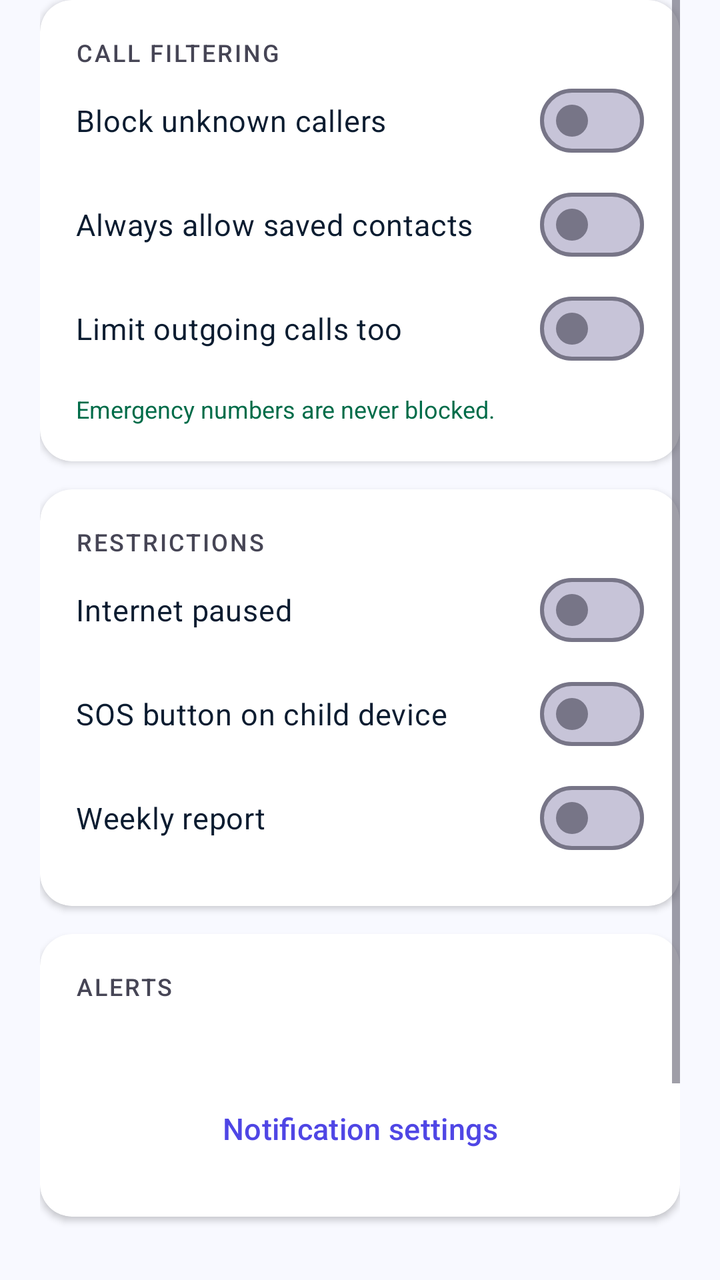
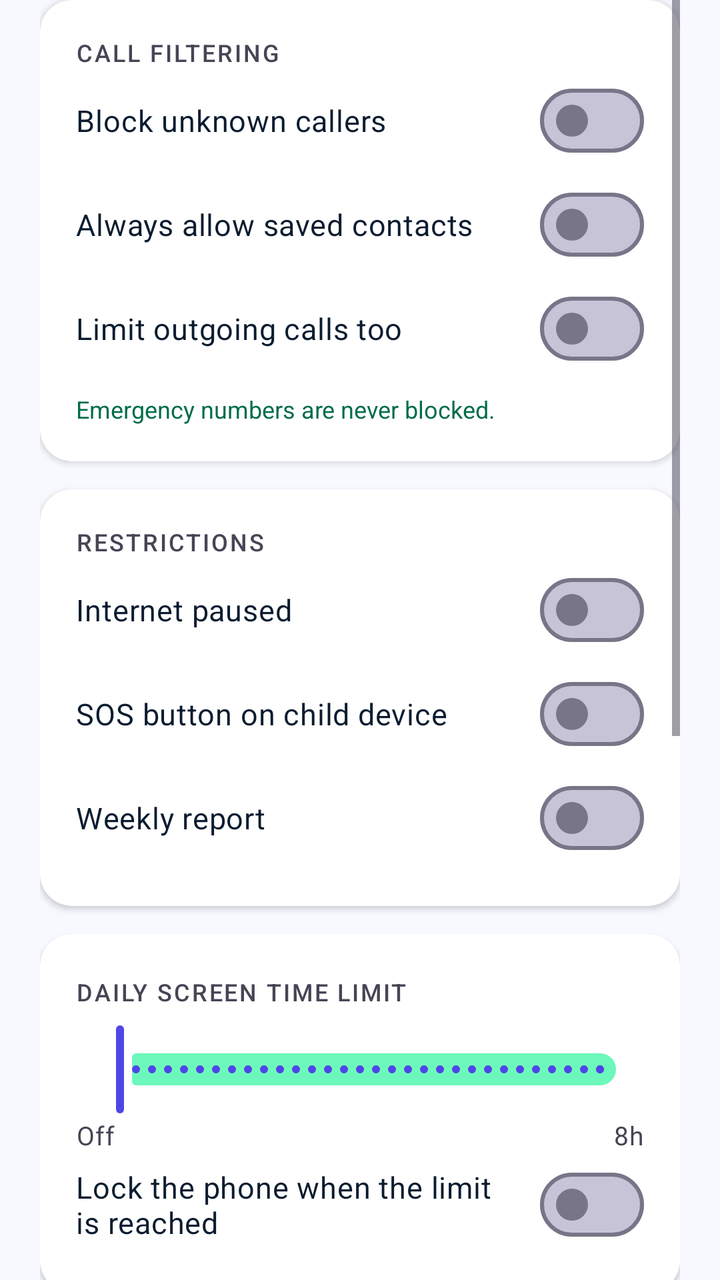

Two renders of the same Android screen: before a commit and after it. Below are the layout's source before the change and the commit's diff.
<!-- AndroidManifest.xml: application theme Theme.BeaverGuardian -->
<!-- res/layout/fragment_settings_tab.xml -->
<?xml version="1.0" encoding="utf-8"?>
<ScrollView xmlns:android="http://schemas.android.com/apk/res/android"
    android:layout_width="match_parent" android:layout_height="match_parent"
    android:clipToPadding="false"
    android:paddingStart="20dp" android:paddingEnd="20dp" android:paddingBottom="20dp">
    <LinearLayout android:layout_width="match_parent" android:layout_height="wrap_content"
        android:orientation="vertical">

        
        <androidx.cardview.widget.CardView style="@style/Card.Guardian"
            android:layout_width="match_parent" android:layout_height="wrap_content">
            <LinearLayout android:layout_width="match_parent" android:layout_height="wrap_content"
                android:orientation="vertical" android:padding="18dp">
                <TextView style="@style/Text.SectionLabel" android:layout_width="wrap_content"
                    android:layout_height="wrap_content" android:text="Call filtering" />
                <com.google.android.material.materialswitch.MaterialSwitch
                    android:id="@+id/swCallFilter" style="@style/Switch.Guardian"
                    android:layout_width="match_parent" android:layout_height="wrap_content"
                    android:text="Block unknown callers" />
                <com.google.android.material.materialswitch.MaterialSwitch
                    android:id="@+id/swAllowContacts" style="@style/Switch.Guardian"
                    android:layout_width="match_parent" android:layout_height="wrap_content"
                    android:text="Always allow saved contacts" />
                <com.google.android.material.materialswitch.MaterialSwitch
                    android:id="@+id/swOutgoing" style="@style/Switch.Guardian"
                    android:layout_width="match_parent" android:layout_height="wrap_content"
                    android:text="Limit outgoing calls too" />
                <TextView android:layout_width="match_parent" android:layout_height="wrap_content"
                    android:text="Emergency numbers are never blocked."
                    android:textSize="12sp" android:textColor="@color/secondary_dark"
                    android:paddingTop="6dp" />
            </LinearLayout>
        </androidx.cardview.widget.CardView>

        
        <androidx.cardview.widget.CardView style="@style/Card.Guardian"
            android:layout_width="match_parent" android:layout_height="wrap_content">
            <LinearLayout android:layout_width="match_parent" android:layout_height="wrap_content"
                android:orientation="vertical" android:padding="18dp">
                <TextView style="@style/Text.SectionLabel" android:layout_width="wrap_content"
                    android:layout_height="wrap_content" android:text="Restrictions" />
                <com.google.android.material.materialswitch.MaterialSwitch
                    android:id="@+id/swInternet" style="@style/Switch.Guardian"
                    android:layout_width="match_parent" android:layout_height="wrap_content"
                    android:text="Internet paused" />
                <com.google.android.material.materialswitch.MaterialSwitch
                    android:id="@+id/swSos" style="@style/Switch.Guardian"
                    android:layout_width="match_parent" android:layout_height="wrap_content"
                    android:text="SOS button on child device" />
                <com.google.android.material.materialswitch.MaterialSwitch
                    android:id="@+id/swWeekly" style="@style/Switch.Guardian"
                    android:layout_width="match_parent" android:layout_height="wrap_content"
                    android:text="Weekly report" />
            </LinearLayout>
        </androidx.cardview.widget.CardView>

        
        <androidx.cardview.widget.CardView style="@style/Card.Guardian"
            android:layout_width="match_parent" android:layout_height="wrap_content">
            <LinearLayout android:layout_width="match_parent" android:layout_height="wrap_content"
                android:orientation="vertical" android:padding="18dp">
                <TextView style="@style/Text.SectionLabel" android:layout_width="wrap_content"
                    android:layout_height="wrap_content" android:text="Alerts" />
                <TextView android:id="@+id/tvNotifState" style="@style/Text.Body"
                    android:layout_width="match_parent" android:layout_height="wrap_content"
                    android:textSize="14sp" android:paddingTop="8dp" />
                <Button android:id="@+id/btnNotifSettings" style="@style/Button.Outline"
                    android:layout_width="match_parent" android:layout_height="wrap_content"
                    android:text="Notification settings" android:layout_marginTop="10dp" />
            </LinearLayout>
        </androidx.cardview.widget.CardView>

        <Button android:id="@+id/btnAdvanced" style="@style/Button.Outline"
            android:layout_width="match_parent" android:layout_height="wrap_content"
            android:text="Numbers, safe zones and schedule" android:layout_marginBottom="10dp" />

        <Button android:id="@+id/btnAbout" style="@style/Button.Text"
            android:layout_width="match_parent" android:layout_height="wrap_content"
            android:text="About" />
    </LinearLayout>
</ScrollView>
<!-- resources referenced by this layout -->
<resources>
  <color name="secondary_dark">#006C49</color>
  <style name="Button.Outline" parent="Widget.Material3.Button.OutlinedButton">
          <item name="android:fontFamily">sans-serif-medium</item>
          <item name="android:textColor">@color/primary</item>
          <item name="strokeColor">@color/primary</item>
          <item name="cornerRadius">24dp</item>
          <item name="android:minHeight">52dp</item>
          <item name="android:textSize">15sp</item>
          <item name="android:textAllCaps">false</item>
          <item name="iconTint">@color/primary</item>
      </style>
  <style name="Button.Text" parent="Widget.Material3.Button.TextButton">
          <item name="android:fontFamily">sans-serif-medium</item>
          <item name="android:textColor">@color/primary</item>
          <item name="android:textAllCaps">false</item>
          <item name="android:textSize">14sp</item>
      </style>
  <style name="Card.Guardian" parent="Widget.Material3.CardView.Elevated">
          <item name="cardCornerRadius">16dp</item>
          <item name="cardElevation">2dp</item>
          <item name="cardBackgroundColor">@color/surface_card</item>
          <item name="android:layout_marginBottom">14dp</item>
      </style>
  <style name="Switch.Guardian" parent="Widget.Material3.CompoundButton.MaterialSwitch">
          <item name="android:fontFamily">sans-serif</item>
          <item name="android:textColor">@color/on_surface</item>
          <item name="android:textSize">15sp</item>
          <item name="android:minHeight">52dp</item>
          <item name="thumbTint">@color/switch_thumb</item>
          <item name="trackTint">@color/switch_track</item>
      </style>
  <style name="Text.Body" parent="TextAppearance.Material3.BodyMedium">
          <item name="android:fontFamily">sans-serif</item>
          <item name="android:textSize">16sp</item>
          <item name="android:textColor">@color/on_surface</item>
          <item name="android:lineSpacingExtra">4sp</item>
      </style>
  <style name="Text.SectionLabel" parent="TextAppearance.Material3.LabelSmall">
          <item name="android:fontFamily">sans-serif-medium</item>
          <item name="android:textSize">12sp</item>
          <item name="android:textColor">@color/on_surface_variant</item>
          <item name="android:letterSpacing">0.08</item>
          <item name="android:textAllCaps">true</item>
      </style>
  <color name="primary">#4F46E5</color>
  <color name="surface_card">#FFFFFF</color>
  <color name="on_surface">#0B1C30</color>
  <color name="on_surface_variant">#464555</color>
  <color name="on_primary">#FFFFFF</color>
  <color name="primary_container">#E2DFFF</color>
  <color name="on_primary_container">#0F0069</color>
  <color name="secondary">#10B981</color>
  <color name="on_secondary">#FFFFFF</color>
  <color name="secondary_container">#6CF8BB</color>
  <color name="on_secondary_container">#00714D</color>
  <color name="tertiary">#F59E0B</color>
  <color name="on_tertiary">#FFFFFF</color>
  <color name="error">#BA1A1A</color>
  <color name="on_error">#FFFFFF</color>
  <color name="background">#F8F9FF</color>
  <color name="outline">#777587</color>
  <!-- unchanged entries left out for length: 1 -->
</resources>

<!-- the commit's change to res/layout/fragment_settings_tab.xml (unified diff, before → after) -->
@@ -59,6 +59,61 @@
             android:layout_width="match_parent" android:layout_height="wrap_content">
             <LinearLayout android:layout_width="match_parent" android:layout_height="wrap_content"
                 android:orientation="vertical" android:padding="18dp">
+                <LinearLayout android:layout_width="match_parent" android:layout_height="wrap_content"
+                    android:orientation="horizontal" android:gravity="center_vertical">
+                    <TextView style="@style/Text.SectionLabel" android:layout_width="0dp"
+                        android:layout_weight="1" android:layout_height="wrap_content"
+                        android:text="Daily screen time limit" />
+                    <TextView android:id="@+id/tvLimitValue" android:layout_width="wrap_content"
+                        android:layout_height="wrap_content" android:textSize="16sp"
+                        android:textStyle="bold" android:textColor="@color/primary" />
+                </LinearLayout>
+                <com.google.android.material.slider.Slider android:id="@+id/sliderLimit"
+                    android:layout_width="match_parent" android:layout_height="wrap_content"
+                    android:valueFrom="0" android:valueTo="480" android:stepSize="15"
+                    android:layout_marginTop="4dp" />
+                <LinearLayout android:layout_width="match_parent" android:layout_height="wrap_content"
+                    android:orientation="horizontal">
+                    <TextView style="@style/Text.Caption" android:layout_width="0dp"
+                        android:layout_weight="1" android:layout_height="wrap_content"
+                        android:text="Off" />
+                    <TextView style="@style/Text.Caption" android:layout_width="wrap_content"
+                        android:layout_height="wrap_content" android:text="8h" />
+                </LinearLayout>
+                <com.google.android.material.materialswitch.MaterialSwitch
+                    android:id="@+id/swLockAtLimit" style="@style/Switch.Guardian"
+                    android:layout_width="match_parent" android:layout_height="wrap_content"
+                    android:text="Lock the phone when the limit is reached" />
+            </LinearLayout>
+        </androidx.cardview.widget.CardView>
+
+        
+        <androidx.cardview.widget.CardView style="@style/Card.Guardian"
+            android:layout_width="match_parent" android:layout_height="wrap_content">
+            <LinearLayout android:layout_width="match_parent" android:layout_height="wrap_content"
+                android:orientation="vertical" android:padding="18dp">
+                <TextView style="@style/Text.SectionLabel" android:layout_width="wrap_content"
+                    android:layout_height="wrap_content" android:text="Apps on the child phone" />
+                <EditText android:id="@+id/etAppSearch"
+                    android:layout_width="match_parent" android:layout_height="wrap_content"
+                    android:hint="Search apps" android:inputType="text" android:maxLines="1"
+                    android:background="@color/surface_container_low" android:padding="12dp"
+                    android:textSize="14sp" android:textColor="@color/on_surface"
+                    android:layout_marginTop="10dp" android:importantForAutofill="no" />
+                <TextView android:id="@+id/tvAppsHint" style="@style/Text.Caption"
+                    android:layout_width="match_parent" android:layout_height="wrap_content"
+                    android:paddingTop="8dp" />
+                <LinearLayout android:id="@+id/appsHost"
+                    android:layout_width="match_parent" android:layout_height="wrap_content"
+                    android:orientation="vertical" android:paddingTop="8dp" />
+            </LinearLayout>
+        </androidx.cardview.widget.CardView>
+
+        
+        <androidx.cardview.widget.CardView style="@style/Card.Guardian"
+            android:layout_width="match_parent" android:layout_height="wrap_content">
+            <LinearLayout android:layout_width="match_parent" android:layout_height="wrap_content"
+                android:orientation="vertical" android:padding="18dp">
                 <TextView style="@style/Text.SectionLabel" android:layout_width="wrap_content"
                     android:layout_height="wrap_content" android:text="Alerts" />
                 <TextView android:id="@+id/tvNotifState" style="@style/Text.Body"
<!-- resource entries referenced after the edit -->
@@ -1,6 +1,7 @@
 <!-- resources referenced by this layout -->
 <resources>
   <color name="secondary_dark">#006C49</color>
+  <color name="surface_container_low">#EFF4FF</color>
   <style name="Button.Outline" parent="Widget.Material3.Button.OutlinedButton">
           <item name="android:fontFamily">sans-serif-medium</item>
           <item name="android:textColor">@color/primary</item>
@@ -37,6 +38,11 @@
           <item name="android:textColor">@color/on_surface</item>
           <item name="android:lineSpacingExtra">4sp</item>
       </style>
+  <style name="Text.Caption" parent="TextAppearance.Material3.BodySmall">
+          <item name="android:fontFamily">sans-serif</item>
+          <item name="android:textSize">13sp</item>
+          <item name="android:textColor">@color/on_surface_variant</item>
+      </style>
   <style name="Text.SectionLabel" parent="TextAppearance.Material3.LabelSmall">
           <item name="android:fontFamily">sans-serif-medium</item>
           <item name="android:textSize">12sp</item>
